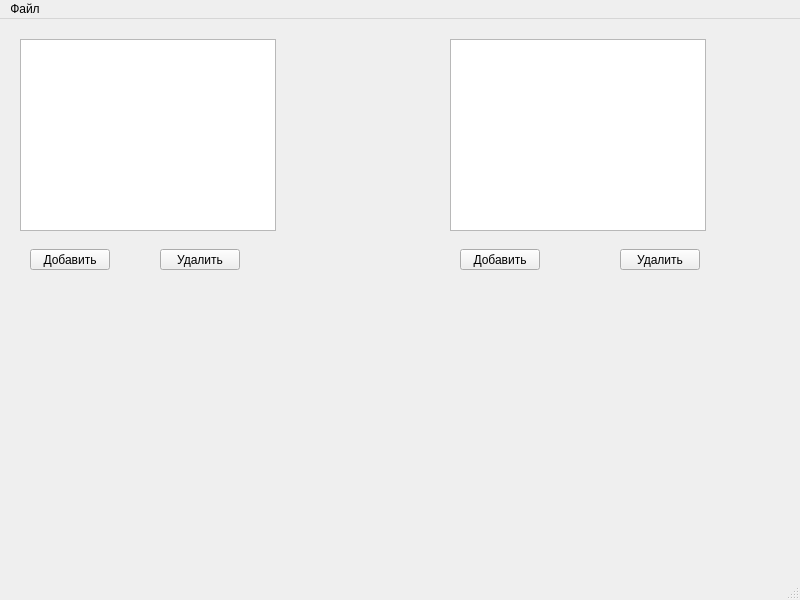
Above: adminwindow.ui from DarkArtheme/DBManager-sqlite- before the change. Below: the same form after it.
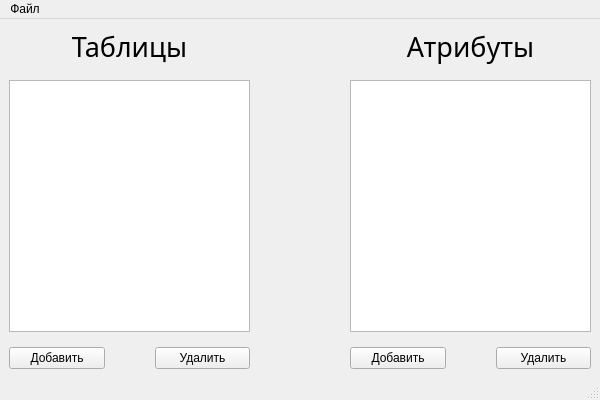
That is the form after the change.

Diff of the .ui file:
```diff
--- a/adminwindow.ui
+++ b/adminwindow.ui
@@ -6,93 +6,124 @@
    <rect>
     <x>0</x>
     <y>0</y>
-    <width>800</width>
-    <height>600</height>
+    <width>600</width>
+    <height>400</height>
    </rect>
   </property>
   <property name="windowTitle">
    <string>MainWindow</string>
   </property>
   <widget class="QWidget" name="centralwidget">
-   <widget class="QListView" name="tableNames">
-    <property name="geometry">
-     <rect>
-      <x>20</x>
-      <y>20</y>
-      <width>256</width>
-      <height>192</height>
-     </rect>
-    </property>
-   </widget>
-   <widget class="QListView" name="columnNames">
-    <property name="geometry">
-     <rect>
-      <x>450</x>
-      <y>20</y>
-      <width>256</width>
-      <height>192</height>
-     </rect>
-    </property>
-   </widget>
-   <widget class="QPushButton" name="addCol">
-    <property name="geometry">
-     <rect>
-      <x>460</x>
-      <y>230</y>
-      <width>80</width>
-      <height>21</height>
-     </rect>
-    </property>
-    <property name="text">
-     <string>Добавить</string>
-    </property>
-   </widget>
-   <widget class="QPushButton" name="pushButton_2">
-    <property name="geometry">
-     <rect>
-      <x>620</x>
-      <y>230</y>
-      <width>80</width>
-      <height>21</height>
-     </rect>
-    </property>
-    <property name="text">
-     <string>Удалить</string>
-    </property>
-   </widget>
-   <widget class="QPushButton" name="pushButton">
-    <property name="geometry">
-     <rect>
-      <x>30</x>
-      <y>230</y>
-      <width>80</width>
-      <height>21</height>
-     </rect>
-    </property>
-    <property name="text">
-     <string>Добавить</string>
-    </property>
-   </widget>
-   <widget class="QPushButton" name="pushButton_3">
-    <property name="geometry">
-     <rect>
-      <x>160</x>
-      <y>230</y>
-      <width>80</width>
-      <height>21</height>
-     </rect>
-    </property>
-    <property name="text">
-     <string>Удалить</string>
-    </property>
-   </widget>
+   <layout class="QVBoxLayout" name="verticalLayout_3">
+    <item>
+     <layout class="QHBoxLayout" name="horizontalLayout_3">
+      <property name="spacing">
+       <number>100</number>
+      </property>
+      <item>
+       <layout class="QVBoxLayout" name="verticalLayout">
+        <property name="spacing">
+         <number>15</number>
+        </property>
+        <item>
+         <widget class="QLabel" name="label">
+          <property name="font">
+           <font>
+            <family>Segoe UI Semilight</family>
+            <pointsize>20</pointsize>
+           </font>
+          </property>
+          <property name="text">
+           <string>Таблицы</string>
+          </property>
+          <property name="alignment">
+           <set>Qt::AlignCenter</set>
+          </property>
+         </widget>
+        </item>
+        <item>
+         <widget class="QListView" name="tableNames"/>
+        </item>
+        <item>
+         <layout class="QHBoxLayout" name="horizontalLayout">
+          <property name="spacing">
+           <number>50</number>
+          </property>
+          <item>
+           <widget class="QPushButton" name="addTable">
+            <property name="text">
+             <string>Добавить</string>
+            </property>
+           </widget>
+          </item>
+          <item>
+           <widget class="QPushButton" name="delTable">
+            <property name="text">
+             <string>Удалить</string>
+            </property>
+           </widget>
+          </item>
+         </layout>
+        </item>
+       </layout>
+      </item>
+      <item>
+       <layout class="QVBoxLayout" name="verticalLayout_2">
+        <property name="spacing">
+         <number>15</number>
+        </property>
+        <item>
+         <widget class="QLabel" name="label_2">
+          <property name="font">
+           <font>
+            <family>Segoe UI Semilight</family>
+            <pointsize>20</pointsize>
+           </font>
+          </property>
+          <property name="text">
+           <string>Атрибуты</string>
+          </property>
+          <property name="alignment">
+           <set>Qt::AlignCenter</set>
+          </property>
+         </widget>
+        </item>
+        <item>
+         <widget class="QListView" name="columnNames"/>
+        </item>
+        <item>
+         <layout class="QHBoxLayout" name="horizontalLayout_2">
+          <property name="spacing">
+           <number>50</number>
+          </property>
+          <item>
+           <widget class="QPushButton" name="addCol">
+            <property name="text">
+             <string>Добавить</string>
+            </property>
+           </widget>
+          </item>
+          <item>
+           <widget class="QPushButton" name="delCol">
+            <property name="text">
+             <string>Удалить</string>
+            </property>
+           </widget>
+          </item>
+         </layout>
+        </item>
+       </layout>
+      </item>
+     </layout>
+    </item>
+   </layout>
   </widget>
   <widget class="QMenuBar" name="menubar">
    <property name="geometry">
     <rect>
      <x>0</x>
      <y>0</y>
-     <width>800</width>
+     <width>600</width>
      <height>20</height>
     </rect>
    </property>
```
Left out of the diff: 11 changed lines with no effect on the pictures.
